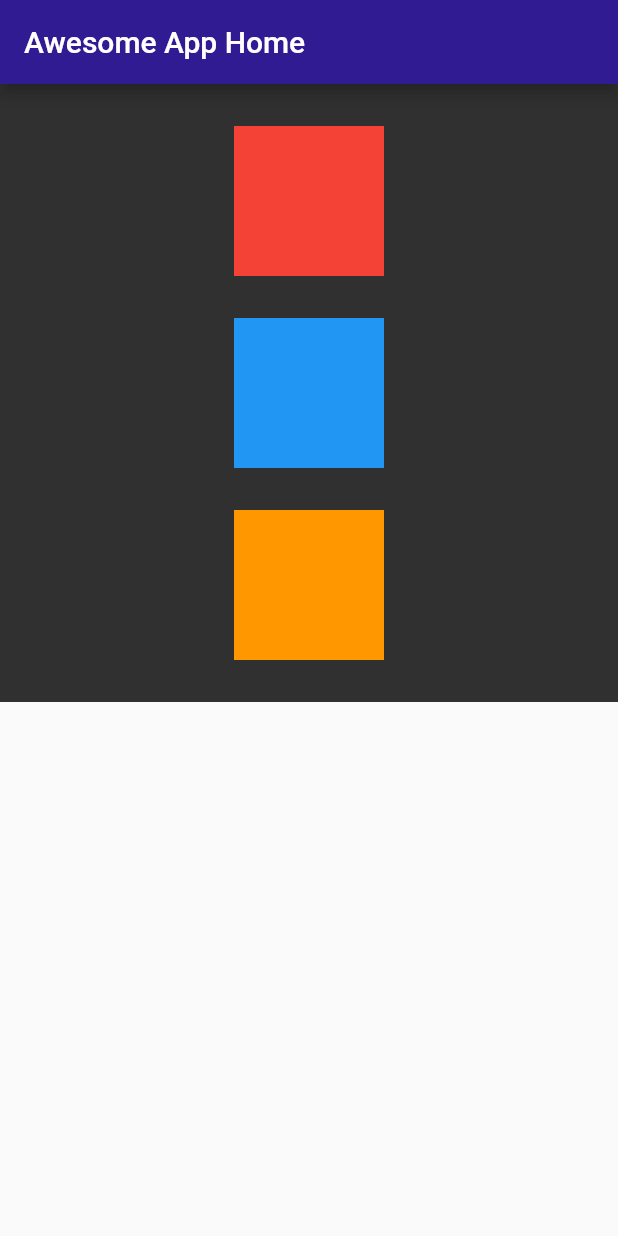
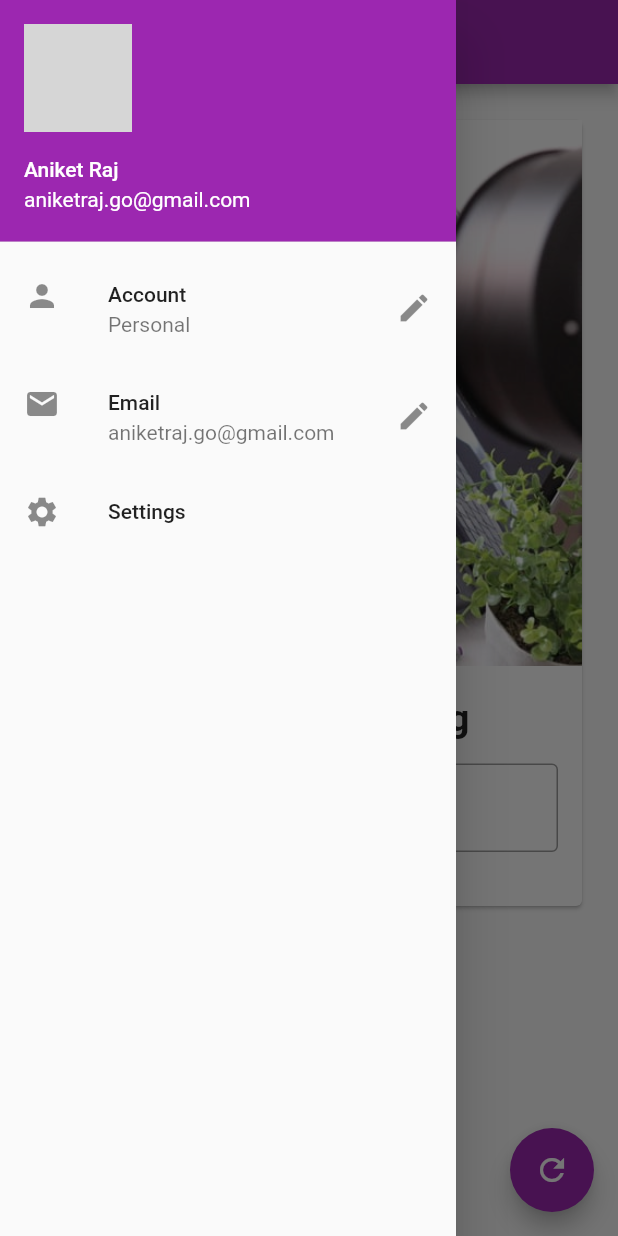
Before and after one commit to rajaniket/my-awesome-project, a Flutter app: the screen it shows after launch, with the side drawer open (before the commit the screen has no drawer), on a phone screen of 412 x 824 dp. Run offline on Flutter 3.47's test engine with Material 2 defaults, Android fonts, the phone set to English and light mode, and no system bars; network calls fail; grey boxes are pictures that could not be loaded.

Commit message:
chapter4 completed

```diff
--- /dev/null
+++ b/lib/background_image.dart
@@ -0,0 +1,13 @@
+import 'package:flutter/material.dart';
+
+class BgImag extends StatelessWidget {
+  @override
+  Widget build(BuildContext context) {
+    return Image.asset(
+      'assets/BG.jpg',
+      fit: BoxFit.cover,
+      // width: 300,   // if the size of the image is heighest among all the widgets then list width will be folllow size of heighest width widget
+      // height: 300,
+    );
+  }
+}
--- /dev/null
+++ b/lib/change_name_card.dart
@@ -0,0 +1,46 @@
+import 'package:flutter/material.dart';
+import 'background_image.dart';
+
+class ChangeNameCard extends StatelessWidget {
+  const ChangeNameCard({
+    Key key,
+    @required this.mytext,
+    @required TextEditingController nameController,
+  })  : _nameController = nameController,
+        super(key: key);
+
+  final String mytext;
+  final TextEditingController _nameController;
+
+  @override
+  Widget build(BuildContext context) {
+    return Column(
+      children: [
+        BgImag(),
+        SizedBox(height: 20),
+        Text(
+          mytext,
+          style: TextStyle(fontSize: 25, fontWeight: FontWeight.bold),
+        ),
+        Padding(
+          padding: const EdgeInsets.all(16.0),
+          child: TextField(
+            // TextField in Flutter is the most commonly used text input widget that allows users to collect inputs from the keyboard into an app. We can use the TextField widget in building forms, sending messages, creating search experiences, and many more. By default, Flutter decorated the TextField with an underline.
+            key: Key('hello'),
+            keyboardType:
+                TextInputType.text, // this will only give you numeric keyboard
+            // obscureText: true,  // this will hide your text like password
+            controller: _nameController,
+            decoration: InputDecoration(
+              border: OutlineInputBorder(),
+              hintText:
+                  ("Enter Something Here"), // this may give you some error because keyboard layout will overlap this so for avoiding that situation wrap the card with singleChildScrollView that will shift or scrool up the card
+              labelText: "Name",
+            ),
+          ),
+        ),
+        SizedBox(height: 20),
+      ],
+    );
+  }
+}
--- /dev/null
+++ b/lib/drawer.dart
@@ -0,0 +1,42 @@
+import 'package:flutter/material.dart';
+
+// as drawer is fix so will put in a stateless widget
+class MyDrawer extends StatelessWidget {
+  @override
+  Widget build(BuildContext context) {
+    return Drawer(
+      child: ListView(
+        children: [
+          // DrawerHeader(
+          //   child: Text("Hi Aniket Raj"),
+          //   decoration: BoxDecoration(color: Colors.yellow[900]),
+          // ),
+          UserAccountsDrawerHeader(
+            accountName: Text('Aniket Raj'),
+            accountEmail: Text('aniketraj.go@gmail.com'),
+            currentAccountPicture: CircleAvatar(
+              backgroundImage: NetworkImage(
+                  'https://images.unsplash.com/photo-1577744168855-0391d2ed2b3a?ixid=MXwxMjA3fDB8MHxwaG90by1wYWdlfHx8fGVufDB8fHw%3D&ixlib=rb-1.2.1&auto=format&fit=crop&w=500&q=80'),
+            ),
+          ),
+          ListTile(
+            leading: Icon(Icons.person),
+            title: Text("Account"),
+            subtitle: Text("Personal"),
+            trailing: Icon(Icons.edit),
+          ),
+          ListTile(
+            leading: Icon(Icons.email),
+            title: Text("Email"),
+            subtitle: Text("aniketraj.go@gmail.com"),
+            trailing: Icon(Icons.edit),
+          ),
+          ListTile(
+            leading: Icon(Icons.settings),
+            title: Text("Settings"),
+          )
+        ],
+      ),
+    );
+  }
+}
--- a/lib/main.dart
+++ b/lib/main.dart
@@ -1,3 +1,4 @@
+import 'package:awesomeapp/pages/home.dart';
 import 'package:flutter/material.dart';
 import 'package:flutter/cupertino.dart';
 
@@ -5,47 +6,10 @@ void main() {
   runApp(MaterialApp(
     title: "Awesome App",
     home: HomePage(),
+    theme: ThemeData(
+      // The MaterialApp theme property can be used to configure the appearance of the entire app. , intially by default some other colour was used but you can change it
+      primarySwatch: Colors
+          .purple, // primary swatch --> it is collection of colors and it automatically divide suited colour to text etc according to  your given colour, so every thing you will add will be color of purple like buttons , etc because theme is changed
+    ),
   ));
 }
-
-class HomePage extends StatelessWidget {
-  @override
-  Widget build(BuildContext context) {
-    return Scaffold(
-      appBar: AppBar(
-        title: Text("Awesome App Home"),
-        backgroundColor: Colors.deepPurple[900],
-      ),
-      body: Container(
-        color: Colors.grey[850],
-        width: MediaQuery.of(context).size.width, // width of screen
-        height: MediaQuery.of(context).size.height /
-            2, // will give half of screen height
-        child: Column(
-          mainAxisAlignment: MainAxisAlignment.spaceEvenly,
-          crossAxisAlignment: CrossAxisAlignment.center,
-          children: [
-            Container(
-              padding: const EdgeInsets.all(8),
-              color: Colors.red,
-              width: 100,
-              height: 100,
-            ),
-            Container(
-              padding: const EdgeInsets.all(8),
-              color: Colors.blue,
-              width: 100,
-              height: 100,
-            ),
-            Container(
-              padding: const EdgeInsets.all(8),
-              color: Colors.orange,
-              width: 100,
-              height: 100,
-            ),
-          ],
-        ),
-      ),
-    );
-  }
-}
--- /dev/null
+++ b/lib/pages/home.dart
@@ -0,0 +1,53 @@
+import 'package:flutter/material.dart';
+import '../change_name_card.dart';
+import '../drawer.dart';
+
+class HomePage extends StatefulWidget {
+  @override
+  _HomePageState createState() => _HomePageState();
+}
+
+class _HomePageState extends State<HomePage> {
+  TextEditingController _nameController = TextEditingController();
+  var mytext = "Change Something";
+  @override
+  void initState() {
+    // build intially , used in api call
+    super.initState();
+  }
+
+  @override
+  Widget build(BuildContext context) {
+    return Scaffold(
+      appBar: AppBar(
+        title: Text("Awesome App Home"),
+        //backgroundColor: Colors.black,
+      ),
+      body: Padding(
+        padding: const EdgeInsets.all(20.0),
+        child: SingleChildScrollView(
+          // scroll view ensure karta hai ki jitna content hai utna hi dikhe
+          child: Card(
+            child: ChangeNameCard(
+                mytext: mytext,
+                nameController:
+                    _nameController), // for importing it's library use ctrl + . // wraping code with extract widget , it will make new widget with argument that is used inside whole code , see full code down
+          ),
+        ),
+      ),
+      drawer: MyDrawer(),
+      // floatingActionButtonLocation: FloatingActionButtonLocation.centerFloat, // to edit the location of floating button but by default loaction is it's best
+      floatingActionButton: FloatingActionButton(
+        onPressed: () {
+          setState(() {
+            // we want to change variabe so for any change , we have to use setState
+            mytext = _nameController.text;
+          });
+        },
+        child: Icon(
+          Icons.refresh,
+        ),
+      ),
+    );
+  }
+}
--- a/pubspec.yaml
+++ b/pubspec.yaml
@@ -45,8 +45,8 @@ flutter:
   uses-material-design: true
 
   # To add assets to your application, add an assets section, like this:
-  # assets:
-  #   - images/a_dot_burr.jpeg
+  assets:
+    - assets/
   #   - images/a_dot_ham.jpeg
 
   # An image asset can refer to one or more resolution-specific "variants", see
```
Also changed, not shown: assets/BG.jpg (added), 1 other file.
